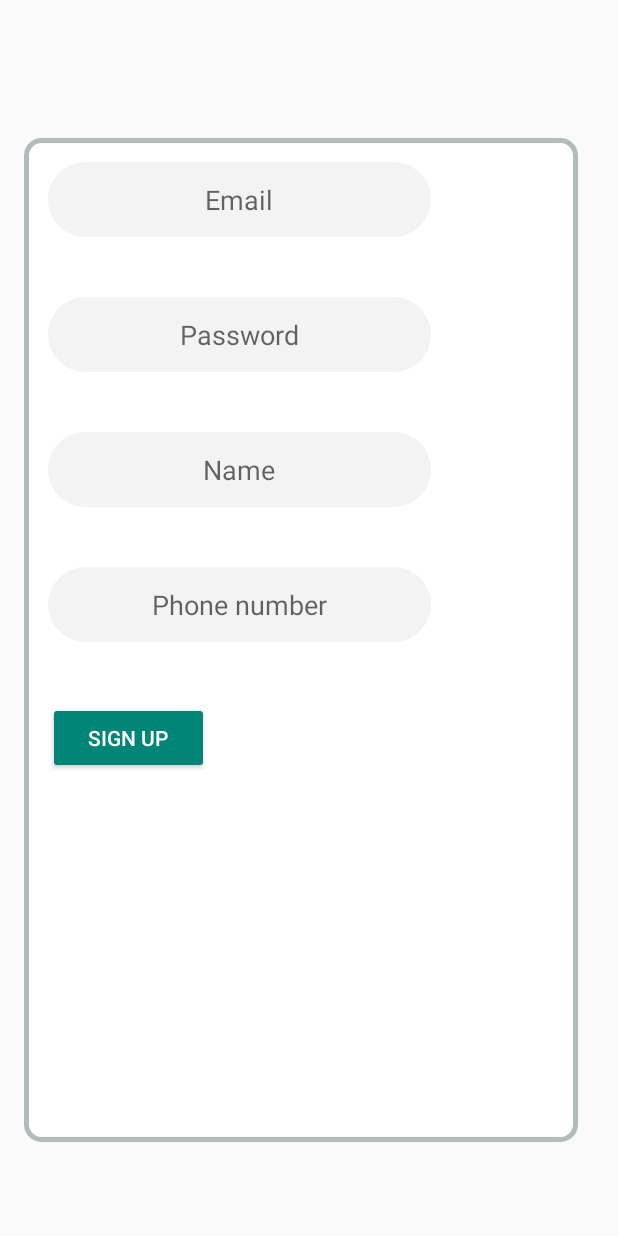
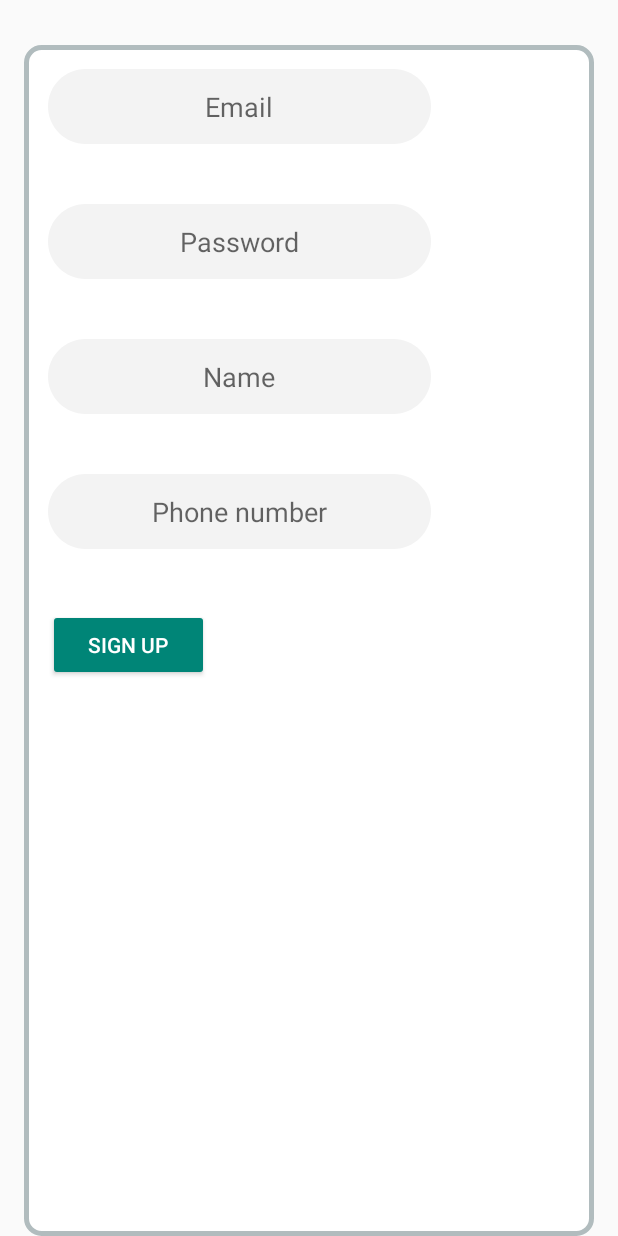
Before and after one commit to lo0ken/trip-fellows-client, an Android app: the fragment RegistrationFragment shown on its own in the app's theme, on a phone screen of 412 x 824 dp. Run offline under Robolectric (Android 15) with nearby library versions, the phone set to English and light mode, and no system bars; 1 statement that could not run was skipped.

Commit message:
Update design(fix 1)

```diff
--- a/authorization/src/main/res/layout/registration_fragment.xml
+++ b/authorization/src/main/res/layout/registration_fragment.xml
@@ -10,8 +10,8 @@
     android:orientation="vertical">
 
     <LinearLayout
-        android:layout_width="369dp"
-        android:layout_height="669dp"
+        android:layout_width="match_parent"
+        android:layout_height="match_parent"
         android:background="@drawable/layout_bg"
         android:orientation="vertical">
 
--- a/authorization/src/main/res/layout/toolbar.xml
+++ b/authorization/src/main/res/layout/toolbar.xml
@@ -5,5 +5,4 @@
     xmlns:app="http://schemas.android.com/apk/res-auto"
     android:background="@color/colorOrange"
     app:titleTextColor="@color/colorLight">
-
 </androidx.appcompat.widget.Toolbar>
--- a/authorization/src/main/res/layout/trip_list_fragment.xml
+++ b/authorization/src/main/res/layout/trip_list_fragment.xml
@@ -9,6 +9,8 @@
     <androidx.recyclerview.widget.RecyclerView
         android:id="@+id/recyclerView"
         android:layout_width="match_parent"
+        android:paddingLeft="5dp"
+        android:paddingRight="5dp"
         android:layout_height="wrap_content"
         app:layout_constraintEnd_toEndOf="parent"
         app:layout_constraintStart_toStartOf="parent"
--- a/authorization/src/main/res/values/strings.xml
+++ b/authorization/src/main/res/values/strings.xml
@@ -1,8 +1,8 @@
 <?xml version="1.0" encoding="utf-8"?>
 <resources>
     <string name="sign_up_link">Are you new here? Sign up to create an account!</string>
-    <string name="email"> Email</string>
-    <string name="password"> Password</string>
+    <string name="email">Email</string>
+    <string name="password">Password</string>
     <string name="login_btn">Sign in</string>
     <string name="name">Name</string>
     <string name="phone">Phone number</string>
--- a/styles/build.gradle
+++ b/styles/build.gradle
@@ -32,5 +32,5 @@ dependencies {
     testImplementation 'junit:junit:4.12'
     androidTestImplementation 'androidx.test.ext:junit:1.1.2'
     androidTestImplementation 'androidx.test.espresso:espresso-core:3.3.0'
-
+    implementation 'androidx.appcompat:appcompat:1.1.0-alpha05'
 }
--- /dev/null
+++ b/styles/src/main/res/drawable-night/auth_text_view_shape.xml
@@ -0,0 +1,26 @@
+<?xml version="1.0" encoding="utf-8"?>
+<vector
+    xmlns:android="http://schemas.android.com/apk/res/android"
+    xmlns:tools="http://schemas.android.com/tools"
+    android:width="255dp"
+    android:height="50dp"
+    android:viewportWidth="255"
+    android:viewportHeight="50"
+    tools:ignore="MissingDefaultResource">
+
+    <group>
+        <clip-path
+            android:pathData="M0 0H255V50H0V0Z"
+            />
+        <group>
+            <clip-path
+                android:pathData="M25 0H230C243.807 0 255 11.1929 255 25C255 38.8071 243.807 50 230 50H25C11.1929 50 0 38.8071 0 25C0 11.1929 11.1929 0 25 0Z"
+                />
+            <path
+                android:pathData="M0 0V50H255V0"
+                android:fillColor="@color/colorDark"
+                />
+        </group>
+    </group>
+
+</vector>
--- /dev/null
+++ b/styles/src/main/res/drawable-night/layout_bg.xml
@@ -0,0 +1,7 @@
+<?xml version="1.0" encoding="utf-8"?>
+<shape xmlns:android="http://schemas.android.com/apk/res/android">
+    <solid android:color="#4C4C4C"/>
+    <stroke android:width="3dp" android:color="#686868" />
+    <corners android:radius="10dp"/>
+    <padding android:left="0dp" android:top="0dp" android:right="0dp" android:bottom="0dp" />
+</shape>
--- a/styles/src/main/res/values/attrs.xml
+++ b/styles/src/main/res/values/attrs.xml
@@ -1,8 +1,8 @@
 <?xml version="1.0" encoding="utf-8"?>
 <resources>
-    <attr name="colorOrange" format="reference" />
+    <attr name="colorPrimaryVariant" format="reference" />
     <attr name="colorDark" format="reference" />
     <attr name="colorLight" format="reference" />
-    <attr name="colorMediumGray" format="reference" />
-    <attr name="colorLightGray" format="reference" />
+    <attr name="colorSecondary" format="reference" />
+    <attr name="colorSecondaryVariant" format="reference" />
 </resources>
--- a/styles/src/main/res/values/colors.xml
+++ b/styles/src/main/res/values/colors.xml
@@ -1,9 +1,9 @@
 <?xml version="1.0" encoding="utf-8"?>
 <resources>
     <color name="colorOrange">#FF8946</color>
-    <color name="colorGreen">#00C853</color>
     <color name="colorDark">#323232</color>
     <color name="colorLight">#FFFFFF</color>
-    <color name="colorMediumGray">#C4C4C4</color>
+    <color name="colorMint">#35a79c</color>
     <color name="colorLightGray">#F3F3F3</color>
+    <color name="colordark">#000000</color>
 </resources>
--- a/styles/src/main/res/values/style_s.xml
+++ /dev/null
@@ -1,8 +0,0 @@
-<?xml version="1.0" encoding="utf-8"?>
-<resources>
-    <style name="RoundedCornerButton" parent="@style/Widget.AppCompat.Button.Colored">
-        <item name="background">@drawable/btn_rounded_corner</item>
-        <item name="colorButtonNormal">#1a237e</item>
-        <item name="colorControlHighlight">#673ab7</item>
-    </style>
-</resources>
--- a/styles/src/main/res/values/styles.xml
+++ b/styles/src/main/res/values/styles.xml
@@ -33,6 +33,12 @@
         <item name="android:background">@drawable/big_button_shape</item>
     </style>
 
+    <style name="RoundedCornerButton" parent="@style/Widget.AppCompat.Button.Colored">
+        <item name="background">@drawable/btn_rounded_corner</item>
+        <item name="colorButtonNormal">#1a237e</item>
+        <item name="colorControlHighlight">#673ab7</item>
+    </style>
+
     <style name="SmallOrangeButtonStyle" parent="TripButtonStyle">
         <item name="android:background">@drawable/small_button_shape</item>
     </style>
--- a/styles/src/main/res/values/themes.xml
+++ b/styles/src/main/res/values/themes.xml
@@ -1,11 +1,9 @@
 <?xml version="1.0" encoding="utf-8"?>
 <resources>
-    <style name="Theme.MyApp" parent="Theme.AppCompat.Light.NoActionBar">
-        <item name="colorPrimary">@color/colorLight</item>
-        <item name="colorOrange">@color/colorOrange</item>
-        <item name="colorDark">@color/colorDark</item>
-        <item name="colorLight">@color/colorLight</item>
-        <item name="colorMediumGray">@color/colorMediumGray</item>
-        <item name="colorLightGray">@color/colorLightGray</item>
+    <style name="Theme.MyApp"  parent="Theme.AppCompat.DayNight.NoActionBar">
+        <item name="colorPrimary">@color/colorLight</item> <!--Color primary (light)-->
+        <item name="colorPrimaryVariant">@color/colorOrange</item> <!--Color primary (dark) -->
+        <item name="colorSecondary">@color/colorMint</item>
+        <item name="colorSecondaryVariant">@color/colorLightGray</item>
     </style>
 </resources>
```
Also changed, not shown: authorization/src/main/res/layout/trip_list_item.xml (+6 -4 lines), styles/src/main/res/drawable-night/white_cueve_bg.png (added).
